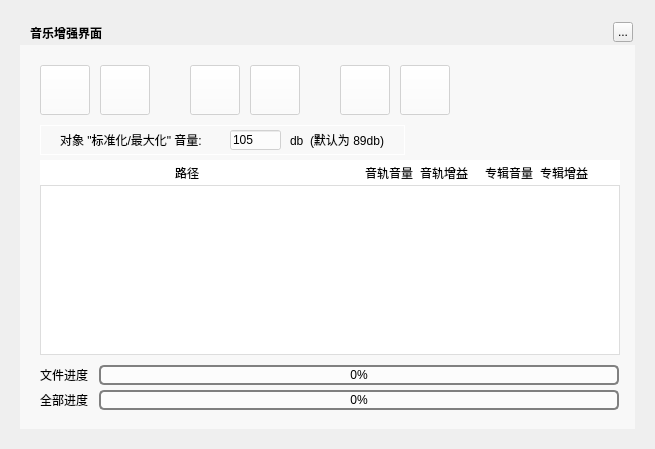
Before: the Qt Designer form TTKCore/musicUi/musicToolsetswidget/musicvolumegainwidget.ui in Greedysky/TTKMusicPlayer, drawn with Qt 5.
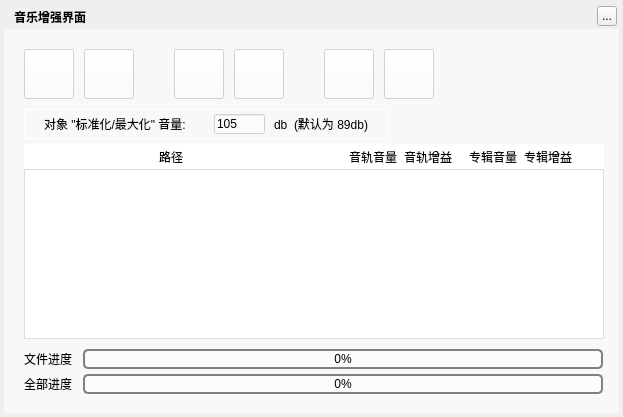
After: the same form once the commit is applied. Custom widgets are drawn as their Qt base class.

```diff
--- a/TTKCore/musicUi/musicToolsetswidget/musicvolumegainwidget.ui
+++ b/TTKCore/musicUi/musicToolsetswidget/musicvolumegainwidget.ui
@@ -6,8 +6,8 @@
    <rect>
     <x>0</x>
     <y>0</y>
-    <width>655</width>
-    <height>449</height>
+    <width>623</width>
+    <height>417</height>
    </rect>
   </property>
   <property name="windowTitle">
@@ -16,8 +16,8 @@
   <widget class="QLabel" name="background">
    <property name="geometry">
     <rect>
-     <x>20</x>
-     <y>20</y>
+     <x>4</x>
+     <y>4</y>
      <width>615</width>
      <height>409</height>
     </rect>
@@ -29,8 +29,8 @@
   <widget class="QLabel" name="topTitleName">
    <property name="geometry">
     <rect>
-     <x>30</x>
-     <y>20</y>
+     <x>14</x>
+     <y>4</y>
      <width>171</width>
      <height>25</height>
     </rect>
@@ -45,8 +45,8 @@
   <widget class="QToolButton" name="topTitleCloseButton">
    <property name="geometry">
     <rect>
-     <x>613</x>
-     <y>22</y>
+     <x>597</x>
+     <y>6</y>
      <width>20</width>
      <height>20</height>
     </rect>
@@ -58,8 +58,8 @@
   <widget class="QWidget" name="backgroundMask" native="true">
    <property name="geometry">
     <rect>
-     <x>20</x>
-     <y>45</y>
+     <x>4</x>
+     <y>29</y>
      <width>615</width>
      <height>384</height>
     </rect>
```
